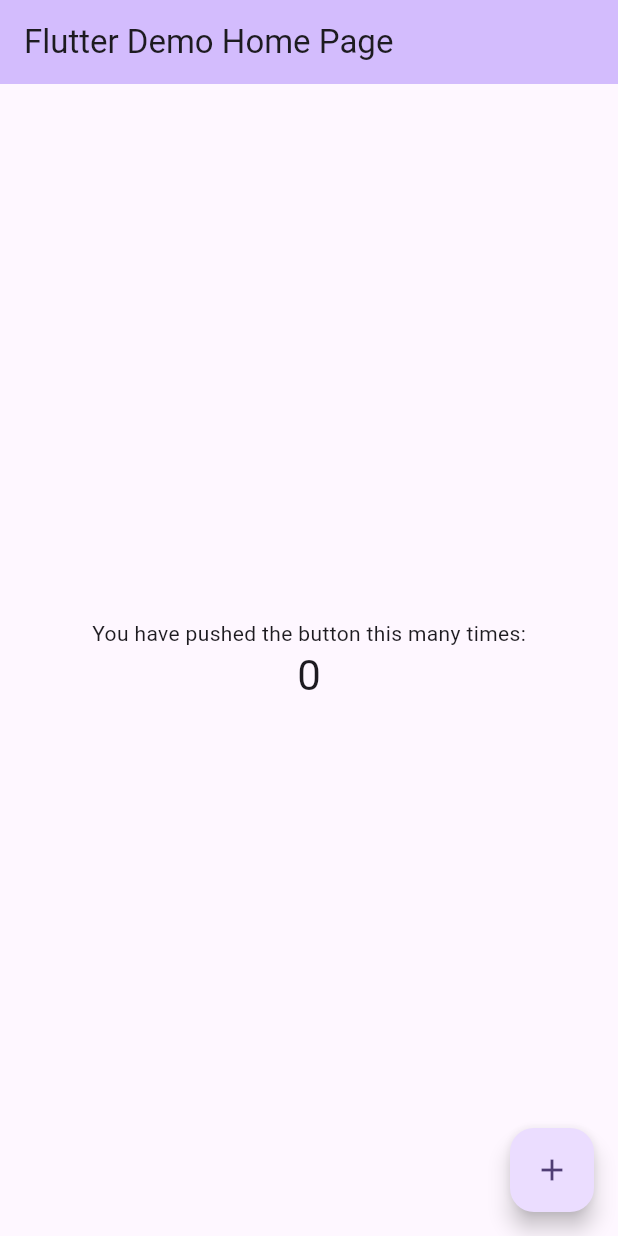
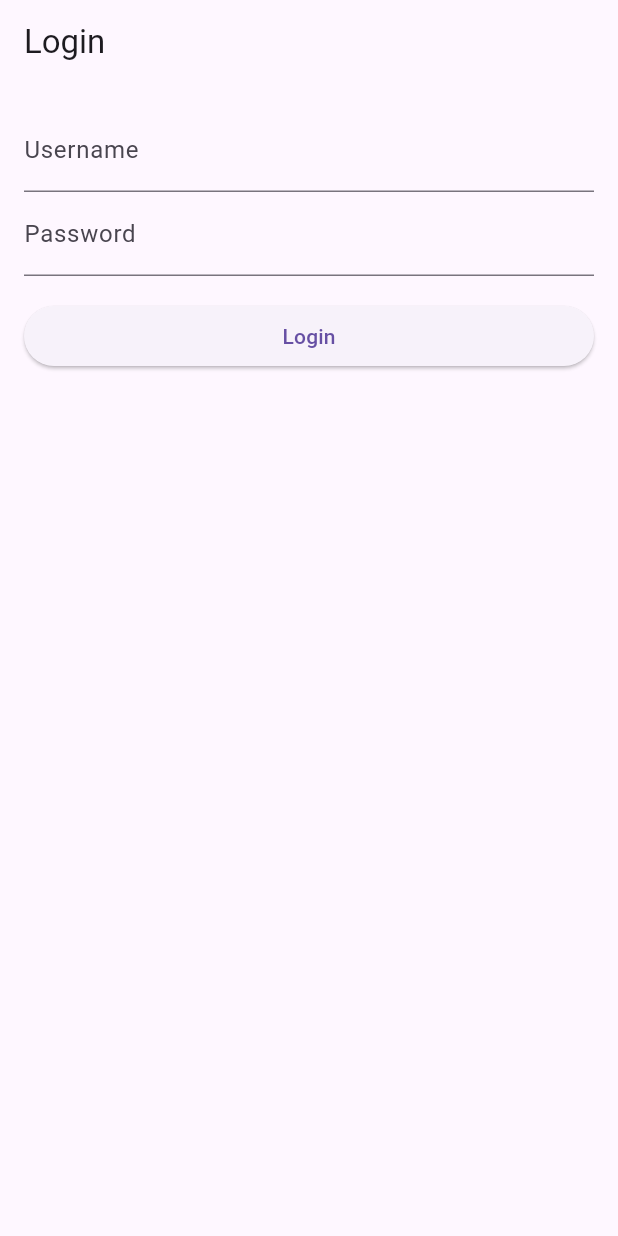
Before and after one commit to GaetanccgYnov/mobile_planning_coach, a Flutter app: the screen it shows after launch, on a phone screen of 412 x 824 dp. Run offline on Flutter 3.47's test engine with Material 3 defaults, Android fonts, the light colour scheme and no system bars; our stand-ins replace shared_preferences.

Commit message:
core app

```diff
--- /dev/null
+++ b/lib/app.dart
@@ -0,0 +1,13 @@
+import 'package:planning_coaching/screens/login.dart';
+import 'package:flutter/material.dart';
+
+class App extends StatelessWidget {
+  const App({super.key});
+
+  @override
+  Widget build(BuildContext context) {
+    return MaterialApp(
+      home: LoginPage(),
+    );
+  }
+}
--- a/lib/main.dart
+++ b/lib/main.dart
@@ -1,125 +1,6 @@
 import 'package:flutter/material.dart';
+import 'package:planning_coaching/app.dart';
 
 void main() {
-  runApp(const MyApp());
+  runApp(App());
 }
-
-class MyApp extends StatelessWidget {
-  const MyApp({super.key});
-
-  // This widget is the root of your application.
-  @override
-  Widget build(BuildContext context) {
-    return MaterialApp(
-      title: 'Flutter Demo',
-      theme: ThemeData(
-        // This is the theme of your application.
-        //
-        // TRY THIS: Try running your application with "flutter run". You'll see
-        // the application has a purple toolbar. Then, without quitting the app,
-        // try changing the seedColor in the colorScheme below to Colors.green
-        // and then invoke "hot reload" (save your changes or press the "hot
-        // reload" button in a Flutter-supported IDE, or press "r" if you used
-        // the command line to start the app).
-        //
-        // Notice that the counter didn't reset back to zero; the application
-        // state is not lost during the reload. To reset the state, use hot
-        // restart instead.
-        //
-        // This works for code too, not just values: Most code changes can be
-        // tested with just a hot reload.
-        colorScheme: ColorScheme.fromSeed(seedColor: Colors.deepPurple),
-        useMaterial3: true,
-      ),
-      home: const MyHomePage(title: 'Flutter Demo Home Page'),
-    );
-  }
-}
-
-class MyHomePage extends StatefulWidget {
-  const MyHomePage({super.key, required this.title});
-
-  // This widget is the home page of your application. It is stateful, meaning
-  // that it has a State object (defined below) that contains fields that affect
-  // how it looks.
-
-  // This class is the configuration for the state. It holds the values (in this
-  // case the title) provided by the parent (in this case the App widget) and
-  // used by the build method of the State. Fields in a Widget subclass are
-  // always marked "final".
-
-  final String title;
-
-  @override
-  State<MyHomePage> createState() => _MyHomePageState();
-}
-
-class _MyHomePageState extends State<MyHomePage> {
-  int _counter = 0;
-
-  void _incrementCounter() {
-    setState(() {
-      // This call to setState tells the Flutter framework that something has
-      // changed in this State, which causes it to rerun the build method below
-      // so that the display can reflect the updated values. If we changed
-      // _counter without calling setState(), then the build method would not be
-      // called again, and so nothing would appear to happen.
-      _counter++;
-    });
-  }
-
-  @override
-  Widget build(BuildContext context) {
-    // This method is rerun every time setState is called, for instance as done
-    // by the _incrementCounter method above.
-    //
-    // The Flutter framework has been optimized to make rerunning build methods
-    // fast, so that you can just rebuild anything that needs updating rather
-    // than having to individually change instances of widgets.
-    return Scaffold(
-      appBar: AppBar(
-        // TRY THIS: Try changing the color here to a specific color (to
-        // Colors.amber, perhaps?) and trigger a hot reload to see the AppBar
-        // change color while the other colors stay the same.
-        backgroundColor: Theme.of(context).colorScheme.inversePrimary,
-        // Here we take the value from the MyHomePage object that was created by
-        // the App.build method, and use it to set our appbar title.
-        title: Text(widget.title),
-      ),
-      body: Center(
-        // Center is a layout widget. It takes a single child and positions it
-        // in the middle of the parent.
-        child: Column(
-          // Column is also a layout widget. It takes a list of children and
-          // arranges them vertically. By default, it sizes itself to fit its
-          // children horizontally, and tries to be as tall as its parent.
-          //
-          // Column has various properties to control how it sizes itself and
-          // how it positions its children. Here we use mainAxisAlignment to
-          // center the children vertically; the main axis here is the vertical
-          // axis because Columns are vertical (the cross axis would be
-          // horizontal).
-          //
-          // TRY THIS: Invoke "debug painting" (choose the "Toggle Debug Paint"
-          // action in the IDE, or press "p" in the console), to see the
-          // wireframe for each widget.
-          mainAxisAlignment: MainAxisAlignment.center,
-          children: <Widget>[
-            const Text(
-              'You have pushed the button this many times:',
-            ),
-            Text(
-              '$_counter',
-              style: Theme.of(context).textTheme.headlineMedium,
-            ),
-          ],
-        ),
-      ),
-      floatingActionButton: FloatingActionButton(
-        onPressed: _incrementCounter,
-        tooltip: 'Increment',
-        child: const Icon(Icons.add),
-      ), // This trailing comma makes auto-formatting nicer for build methods.
-    );
-  }
-}
--- /dev/null
+++ b/lib/screens/login.dart
@@ -0,0 +1,60 @@
+import 'package:flutter/material.dart';
+import 'package:planning_coaching/screens/planning.dart';
+import 'package:shared_preferences/shared_preferences.dart';
+
+class LoginPage extends StatefulWidget {
+  @override
+  _LoginPageState createState() => _LoginPageState();
+}
+
+class _LoginPageState extends State<LoginPage> {
+  final TextEditingController _usernameController = TextEditingController();
+  final TextEditingController _passwordController = TextEditingController();
+
+  Future<void> _login() async {
+    final SharedPreferences prefs = await SharedPreferences.getInstance();
+    final String username = _usernameController.text.trim();
+    final String password = _passwordController.text.trim();
+
+    // Stockez les informations d'identification
+    await prefs.setString('username', username);
+    await prefs.setString('password', password);
+
+    // Redirigez vers la page suivante
+    Navigator.pushReplacement(
+      context,
+      MaterialPageRoute(builder: (context) => PlanningScreen()),
+    );
+  }
+
+  @override
+  Widget build(BuildContext context) {
+    return Scaffold(
+      appBar: AppBar(
+        title: Text('Login'),
+      ),
+      body: Padding(
+        padding: EdgeInsets.all(16.0),
+        child: Column(
+          crossAxisAlignment: CrossAxisAlignment.stretch,
+          children: <Widget>[
+            TextField(
+              controller: _usernameController,
+              decoration: InputDecoration(labelText: 'Username'),
+            ),
+            TextField(
+              controller: _passwordController,
+              decoration: InputDecoration(labelText: 'Password'),
+              obscureText: true,
+            ),
+            SizedBox(height: 16.0),
+            ElevatedButton(
+              onPressed: _login,
+              child: Text('Login'),
+            ),
+          ],
+        ),
+      ),
+    );
+  }
+}
--- a/pubspec.yaml
+++ b/pubspec.yaml
@@ -30,11 +30,16 @@ environment:
 dependencies:
   flutter:
     sdk: flutter
+  shared_preferences: ^2.2.2
 
 
   # The following adds the Cupertino Icons font to your application.
   # Use with the CupertinoIcons class for iOS style icons.
   cupertino_icons: ^1.0.2
+  http: ^1.2.0
+  provider: 6.1.2
+  intl: ^0.19.0
+  flutter_launcher_icons: ^0.13.1
 
 dev_dependencies:
   flutter_test:
```
Also changed, not shown: lib/models/course.dart (added, +43 -0 lines), lib/screens/planning.dart (added, +119 -0 lines), lib/services/api_service.dart (added, +45 -0 lines), pubspec.lock, 2 other files.
